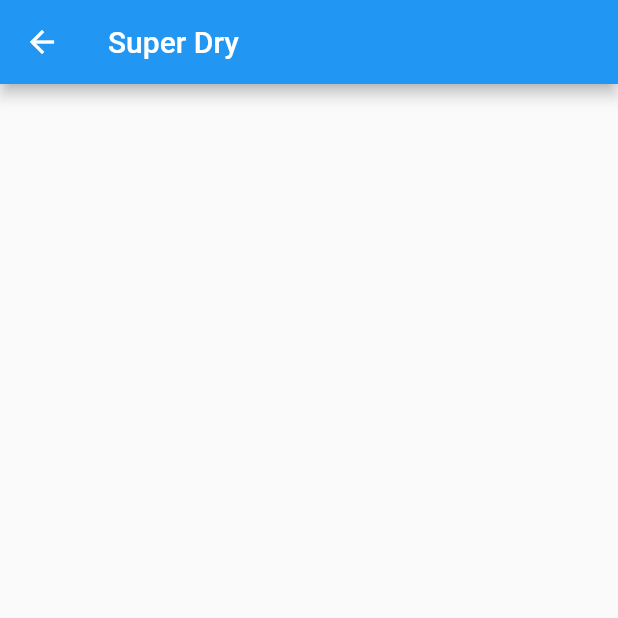
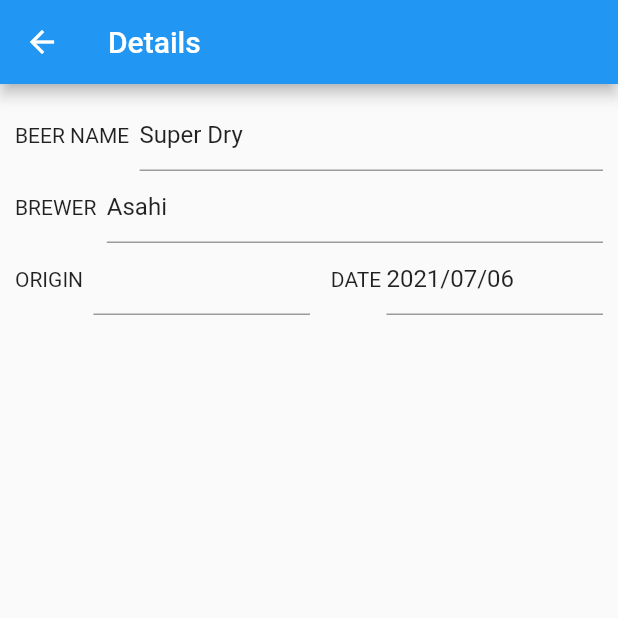
Before and after one commit to ut29/8-bottles-of-beer, a Flutter app: the screen it shows after launch, after a tap on "Super Dry", on a phone screen of 412 x 824 dp, the top half of it. Run offline on Flutter 3.47's test engine with Material 2 defaults, Android fonts, the phone set to English and light mode, and no system bars; our stand-ins replace flutter_rating_bar.

Commit message:
add detailed screen (not completed)

```diff
--- a/inf_bottles_of_beer/lib/models/beer.dart
+++ b/inf_bottles_of_beer/lib/models/beer.dart
@@ -44,6 +44,8 @@
 class Beer {
   String name;
   String? brewer;
+  String? origin;
+  DateTime date = DateTime.now();
   double? price;
   Currency? unit;
   String? sampled;
--- a/inf_bottles_of_beer/lib/screens/detailed_screen.dart
+++ b/inf_bottles_of_beer/lib/screens/detailed_screen.dart
@@ -1,5 +1,8 @@
 import 'package:flutter/material.dart';
 import '../models/beer.dart';
+import "package:intl/intl.dart";
+import 'package:intl/date_symbol_data_local.dart';
+import 'dart:async';
 
 class DetailedScreen extends StatefulWidget {
   //const DetailedScreen({Key? key}) : super(key: key);
@@ -14,12 +17,91 @@
 class _DetailedScreenState extends State<DetailedScreen> {
   late Beer _beer;
 
+  Future<void> _selectDate(BuildContext context) async {
+    final DateTime selected = (await showDatePicker(
+      context: context,
+      initialDate: DateTime.now(),
+      firstDate: DateTime(DateTime.now().year - 5),
+      lastDate: DateTime(DateTime.now().year + 1),
+    ))!;
+    setState(() {
+      _beer.date = selected;
+    });
+  }
+
+  Widget _buildBasicSection(Beer beer) {
+    initializeDateFormatting("ja_JP");
+    var formatter = new DateFormat('yyyy/MM/dd', "ja_JP");
+    return Container(
+      padding: const EdgeInsets.all(10),
+      child: Column(
+        children: [
+          Row(
+            children: [
+              const Text('BEER NAME  '),
+              Expanded(
+                child: TextField(
+                  controller: TextEditingController(text: beer.name),
+                  onChanged: (text) {
+                    beer.name = text;
+                  },
+                ),
+              ),
+            ],
+          ),
+          Row(
+            children: [
+              const Text('BREWER  '),
+              Expanded(
+                child: TextField(
+                  controller: TextEditingController(text: beer.brewer),
+                  onChanged: (text) {
+                    beer.brewer = text;
+                  },
+                ),
+              ),
+            ],
+          ),
+          Row(
+            children: [
+              const Text('ORIGIN  '),
+              Expanded(
+                child: TextField(
+                  controller: TextEditingController(text: beer.origin),
+                  onChanged: (text) {
+                    beer.origin = text;
+                  },
+                ),
+              ),
+              const Text('    DATE '),
+              Expanded(
+                child: TextField(
+                  controller:
+                      TextEditingController(text: formatter.format(beer.date)),
+                  onTap: () => _selectDate(context),
+                ),
+              ),
+            ],
+          ),
+        ],
+      ),
+    );
+  }
+
   @override
   Widget build(BuildContext context) {
     _beer = widget._beer;
+
     return Scaffold(
       appBar: AppBar(
-        title: Text(_beer.name),
+        title: Text('Details'),
+      ),
+      body: ListView(
+        children: [
+          //_buildPhotoSection(_beer),
+          _buildBasicSection(_beer),
+          //detailSection(_beer),
+        ],
       ),
     );
   }
--- a/inf_bottles_of_beer/lib/screens/list_screen.dart
+++ b/inf_bottles_of_beer/lib/screens/list_screen.dart
@@ -109,7 +109,9 @@
       onTap: () {
         Navigator.of(context).push(MaterialPageRoute(builder: (context) {
           return DetailedScreen(beer);
-        }));
+        })).then((value) {
+          return _buildSuggestions();
+        });
       },
     );
   }
--- a/inf_bottles_of_beer/pubspec.yaml
+++ b/inf_bottles_of_beer/pubspec.yaml
@@ -30,6 +30,8 @@
   flutter:
     sdk: flutter
   flutter_rating_bar: ^4.0.0
+  flutter_localizations:
+    sdk: flutter
 
 
   # The following adds the Cupertino Icons font to your application.
```
